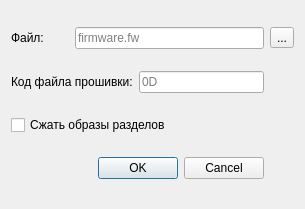
The window that fwsave.ui (forth32/qhuaweiflash) describes before a commit, drawn with Qt 5.
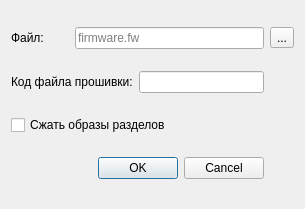
The same window after the commit.

```diff
--- a/fwsave.ui
+++ b/fwsave.ui
@@ -51,7 +51,7 @@
       <number>2</number>
      </property>
      <property name="placeholderText">
-      <string>0D</string>
+      <string/>
      </property>
     </widget>
    </item>
```
